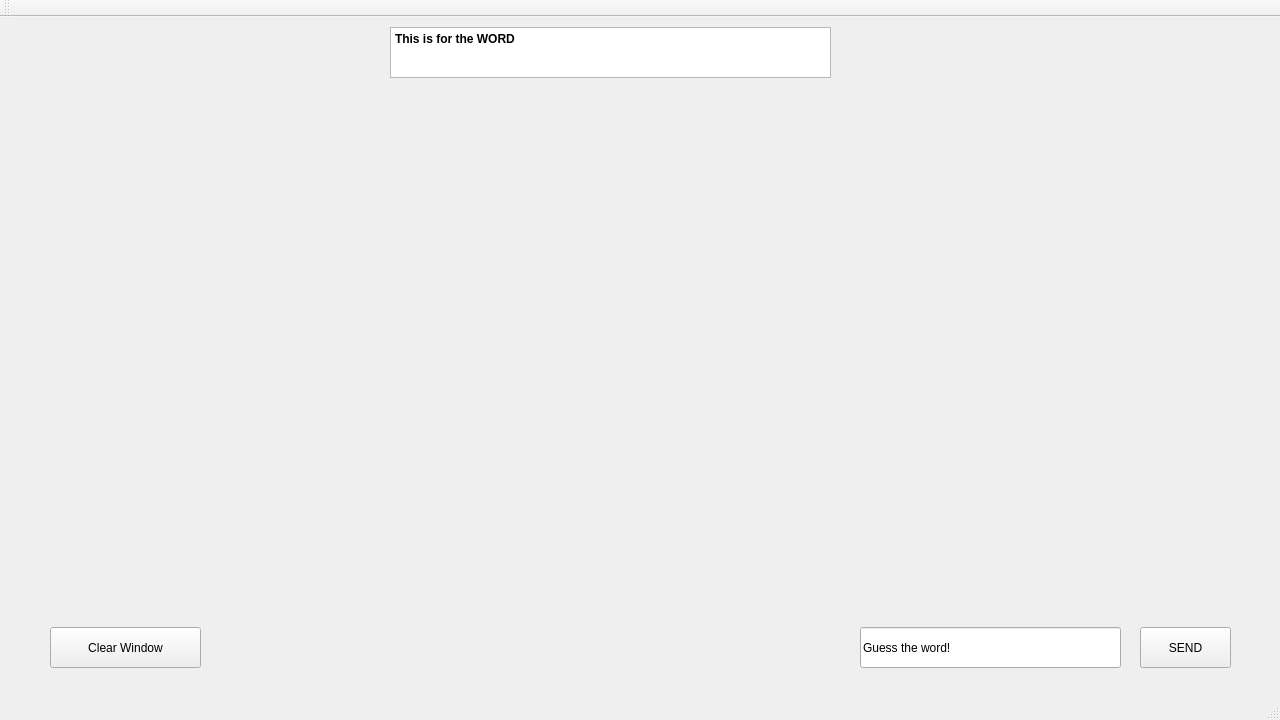
Qt form Scribble/Scribble/Scribble.ui (PopescuFilip/Scribble) before a commit.
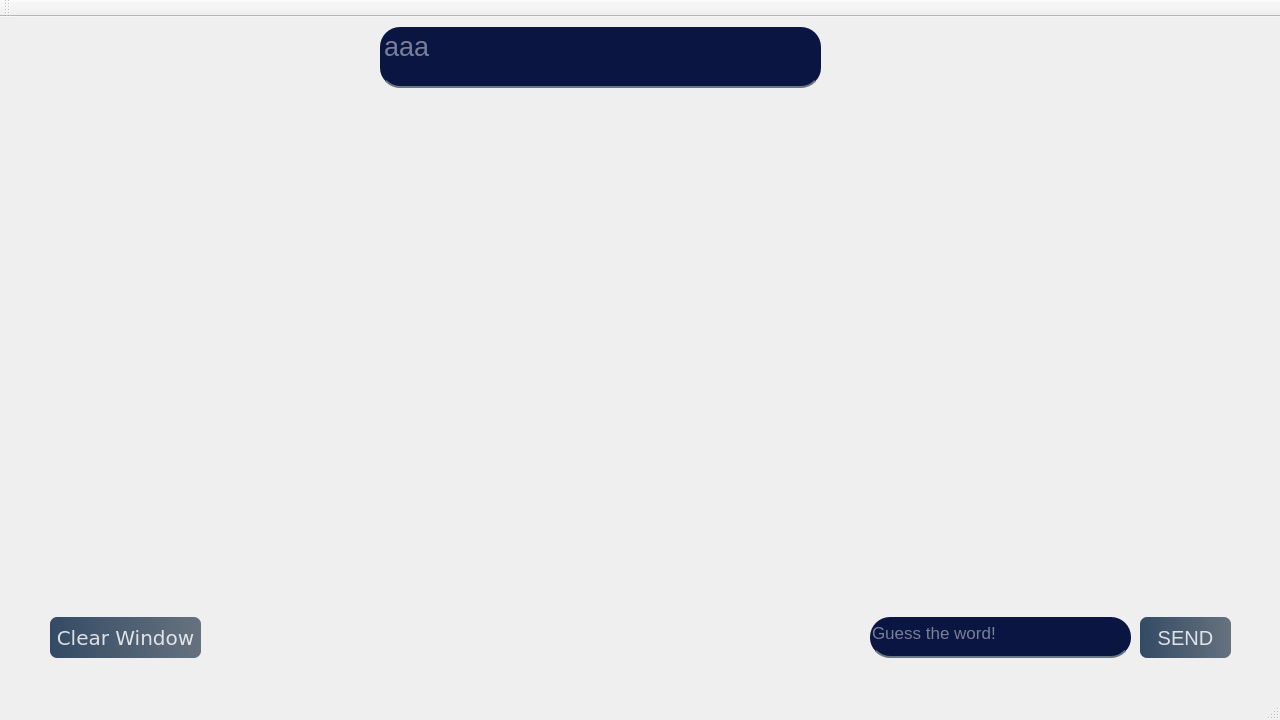
The same form after that commit.

Commit message: modified the design of the Scribble window

Patch:
```diff
--- a/Scribble/Scribble/Scribble.ui
+++ b/Scribble/Scribble/Scribble.ui
@@ -18,60 +18,167 @@
     <property name="geometry">
      <rect>
       <x>50</x>
-      <y>610</y>
+      <y>600</y>
       <width>151</width>
       <height>41</height>
      </rect>
     </property>
+    <property name="font">
+     <font>
+      <family>Verdana</family>
+      <pointsize>15</pointsize>
+     </font>
+    </property>
+    <property name="styleSheet">
+     <string notr="true">QPushButton#ClearWindowButton{ 
+background-color: qlineargradient(spread:pad, x1:0, y1:0.505682, x2:1, y2:0.477, stop:0 rgba(20, 47, 78, 219), stop: 1 rgba(85, 98, 112, 226));
+color:rgba(255, 255, 255, 210);
+ border-radius:7px; 
+}
+QPushButton#ClearWindowButton:hover{
+background-color: qlineargradient(spread:pad, x1:0, y1:0.505682, x2:1, y2:0.477, stop:0 rgba(40, 67, 98, 219), stop:1 rgba(105, 118, 132, 226)) 
+}
+QPushButton#ClearWindowButton:pressed{ 
+padding-left:5px; 
+padding-top:5px; 
+background-color:rgba();
+	background-color: rgb(42, 0, 56);
+}</string>
+    </property>
     <property name="text">
      <string>Clear Window</string>
     </property>
    </widget>
-   <widget class="QTextEdit" name="Word">
+   <widget class="QWidget" name="widget" native="true">
     <property name="geometry">
      <rect>
-      <x>390</x>
-      <y>10</y>
-      <width>441</width>
+      <x>860</x>
+      <y>600</y>
+      <width>381</width>
       <height>51</height>
      </rect>
     </property>
-    <property name="html">
-     <string>&lt;!DOCTYPE HTML PUBLIC &quot;-//W3C//DTD HTML 4.0//EN&quot; &quot;http://www.w3.org/TR/REC-html40/strict.dtd&quot;&gt;
+    <property name="styleSheet">
+     <string notr="true">border-radius:20px;</string>
+    </property>
+    <widget class="QLineEdit" name="chatlineEdit">
+     <property name="geometry">
+      <rect>
+       <x>10</x>
+       <y>0</y>
+       <width>261</width>
+       <height>41</height>
+      </rect>
+     </property>
+     <property name="font">
+      <font>
+       <pointsize>13</pointsize>
+      </font>
+     </property>
+     <property name="styleSheet">
+      <string notr="true">background-color: rgb(11, 21, 65);
+border:none;
+border-bottom:2px solid rgba(105, 118,132, 255);
+color:rgba(255,255, 255, 230);
+padding-bottom:7px;</string>
+     </property>
+     <property name="text">
+      <string/>
+     </property>
+     <property name="placeholderText">
+      <string>Guess the word!</string>
+     </property>
+    </widget>
+    <widget class="QPushButton" name="sendButton">
+     <property name="geometry">
+      <rect>
+       <x>280</x>
+       <y>0</y>
+       <width>91</width>
+       <height>41</height>
+      </rect>
+     </property>
+     <property name="font">
+      <font>
+       <pointsize>15</pointsize>
+      </font>
+     </property>
+     <property name="styleSheet">
+      <string notr="true">QPushButton#sendButton{ 
+background-color: qlineargradient(spread:pad, x1:0, y1:0.505682, x2:1, y2:0.477, stop:0 rgba(20, 47, 78, 219), stop: 1 rgba(85, 98, 112, 226));
+color:rgba(255, 255, 255, 210);
+ border-radius:7px; 
+}
+QPushButton#sendButton:hover{
+background-color: qlineargradient(spread:pad, x1:0, y1:0.505682, x2:1, y2:0.477, stop:0 rgba(40, 67, 98, 219), stop:1 rgba(105, 118, 132, 226)) 
+}
+QPushButton#sendButton:pressed{ 
+padding-left:5px; 
+padding-top:5px; 
+background-color:rgba();
+	background-color: rgb(42, 0, 56);
+}</string>
+     </property>
+     <property name="text">
+      <string>SEND</string>
+     </property>
+    </widget>
+   </widget>
+   <widget class="QWidget" name="widget_2" native="true">
+    <property name="geometry">
+     <rect>
+      <x>370</x>
+      <y>10</y>
+      <width>471</width>
+      <height>71</height>
+     </rect>
+    </property>
+    <property name="font">
+     <font>
+      <pointsize>15</pointsize>
+     </font>
+    </property>
+    <property name="styleSheet">
+     <string notr="true">border-radius:20px;</string>
+    </property>
+    <widget class="QTextEdit" name="Word">
+     <property name="geometry">
+      <rect>
+       <x>10</x>
+       <y>0</y>
+       <width>441</width>
+       <height>61</height>
+      </rect>
+     </property>
+     <property name="font">
+      <font>
+       <pointsize>20</pointsize>
+      </font>
+     </property>
+     <property name="styleSheet">
+      <string notr="true">background-color: rgb(11, 21, 65);
+border:none;
+border-bottom:2px solid rgba(105, 118,132, 255);
+color:rgba(255,255, 255, 230);
+padding-bottom:7px;</string>
+     </property>
+     <property name="markdown">
+      <string/>
+     </property>
+     <property name="html">
+      <string>&lt;!DOCTYPE HTML PUBLIC &quot;-//W3C//DTD HTML 4.0//EN&quot; &quot;http://www.w3.org/TR/REC-html40/strict.dtd&quot;&gt;
 &lt;html&gt;&lt;head&gt;&lt;meta name=&quot;qrichtext&quot; content=&quot;1&quot; /&gt;&lt;meta charset=&quot;utf-8&quot; /&gt;&lt;style type=&quot;text/css&quot;&gt;
 p, li { white-space: pre-wrap; }
 hr { height: 1px; border-width: 0; }
 li.unchecked::marker { content: &quot;\2610&quot;; }
 li.checked::marker { content: &quot;\2612&quot;; }
-&lt;/style&gt;&lt;/head&gt;&lt;body style=&quot; font-family:'Segoe UI'; font-size:9pt; font-weight:400; font-style:normal;&quot;&gt;
-&lt;p align=&quot;justify&quot; style=&quot; margin-top:0px; margin-bottom:0px; margin-left:0px; margin-right:0px; -qt-block-indent:0; text-indent:0px;&quot;&gt;&lt;span style=&quot; font-weight:700;&quot;&gt;This is for the WORD&lt;/span&gt;&lt;/p&gt;&lt;/body&gt;&lt;/html&gt;</string>
-    </property>
-   </widget>
-   <widget class="QLineEdit" name="chatlineEdit">
-    <property name="geometry">
-     <rect>
-      <x>860</x>
-      <y>610</y>
-      <width>261</width>
-      <height>41</height>
-     </rect>
-    </property>
-    <property name="text">
-     <string>Guess the word!</string>
-    </property>
-   </widget>
-   <widget class="QPushButton" name="sendButton">
-    <property name="geometry">
-     <rect>
-      <x>1140</x>
-      <y>610</y>
-      <width>91</width>
-      <height>41</height>
-     </rect>
-    </property>
-    <property name="text">
-     <string>SEND</string>
-    </property>
+&lt;/style&gt;&lt;/head&gt;&lt;body style=&quot; font-family:'Segoe UI'; font-size:20pt; font-weight:400; font-style:normal;&quot;&gt;
+&lt;p style=&quot;-qt-paragraph-type:empty; margin-top:0px; margin-bottom:0px; margin-left:0px; margin-right:0px; -qt-block-indent:0; text-indent:0px;&quot;&gt;&lt;br /&gt;&lt;/p&gt;&lt;/body&gt;&lt;/html&gt;</string>
+     </property>
+     <property name="placeholderText">
+      <string>aaa</string>
+     </property>
+    </widget>
    </widget>
   </widget>
   <widget class="QMenuBar" name="menuBar">
```
